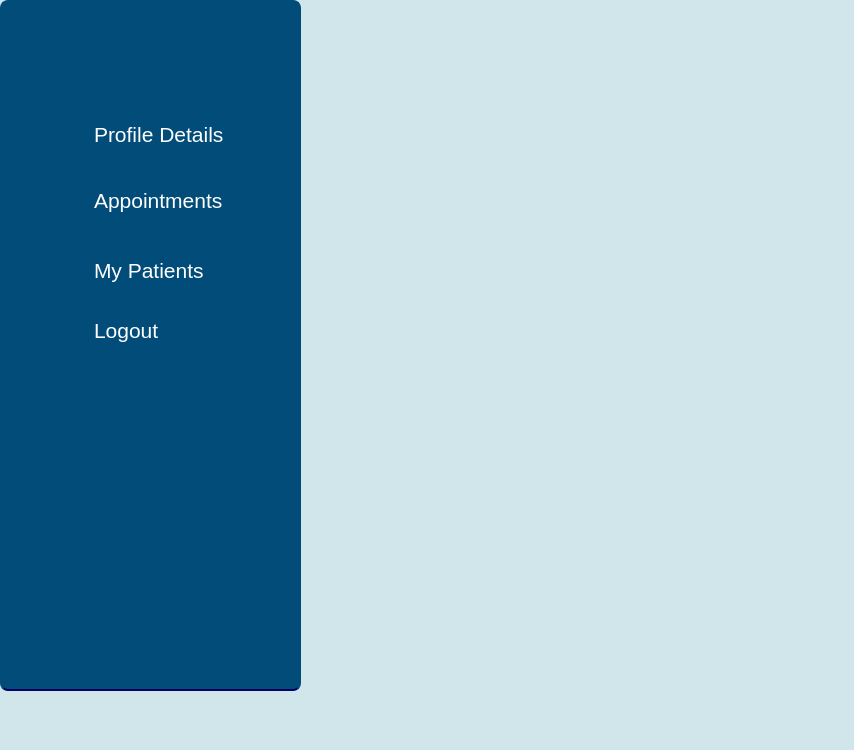
First picture: the form in frontend/doctordashboard.ui, repository rushii1192/covid-mgmt, before the edit.
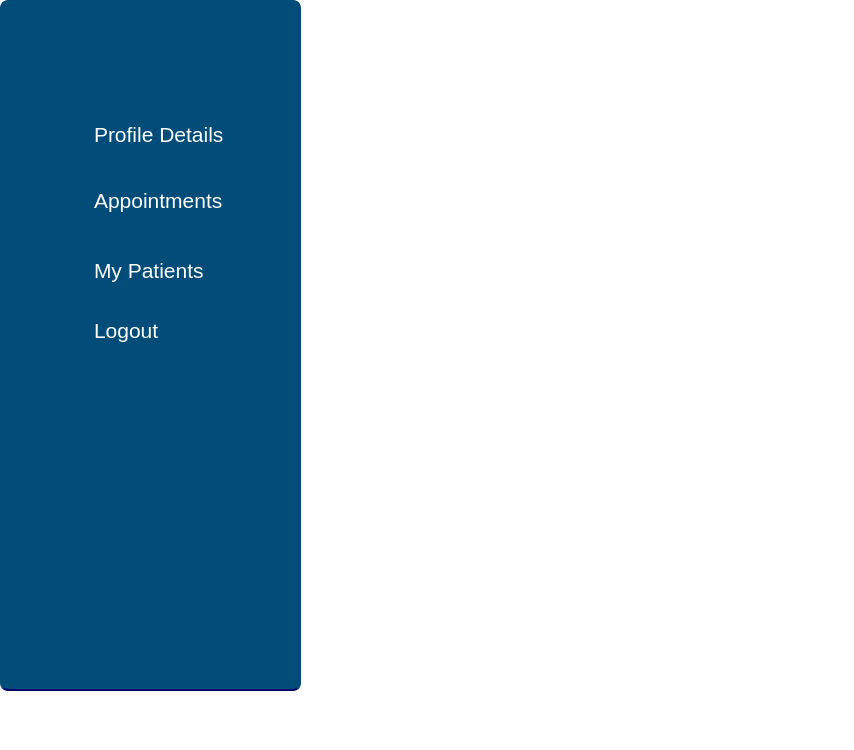
Second picture: the form after the edit. Icons and pictures are not drawn.

What changed in the file:
```diff
--- a/frontend/doctordashboard.ui
+++ b/frontend/doctordashboard.ui
@@ -14,7 +14,7 @@
    <string>MainWindow</string>
   </property>
   <property name="styleSheet">
-   <string notr="true">background-color:rgb(208,230,234);</string>
+   <string notr="true">background-color:rgb(255,255,255);</string>
   </property>
   <widget class="QWidget" name="centralwidget">
    <widget class="QWidget" name="widget" native="true">
```
